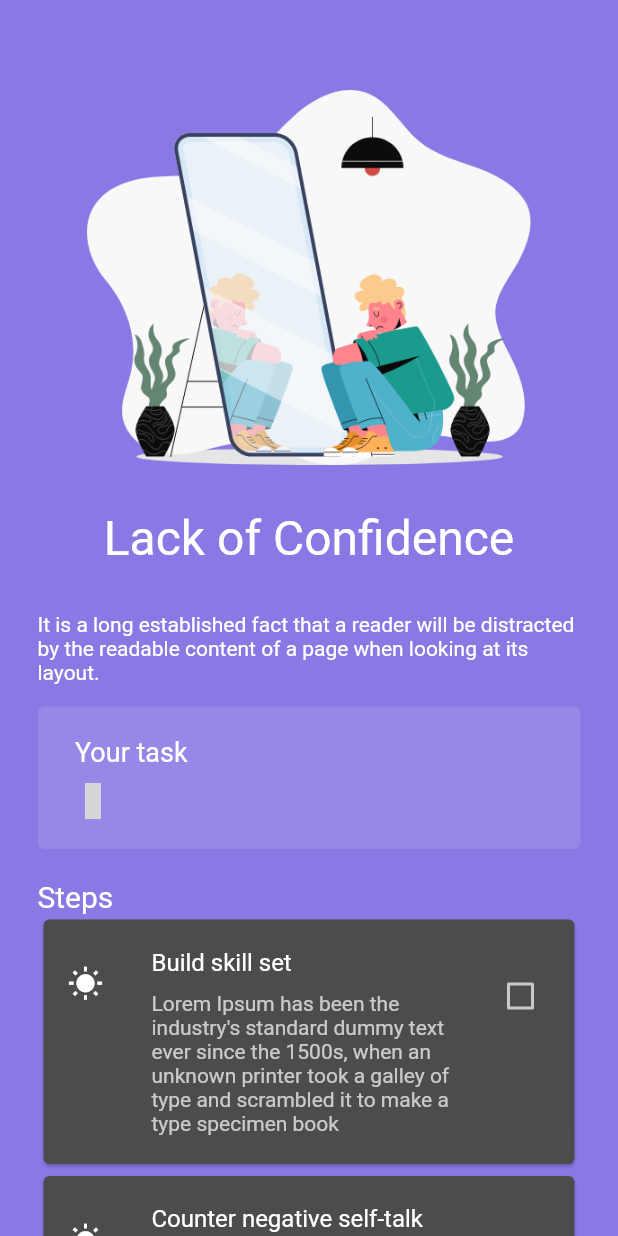
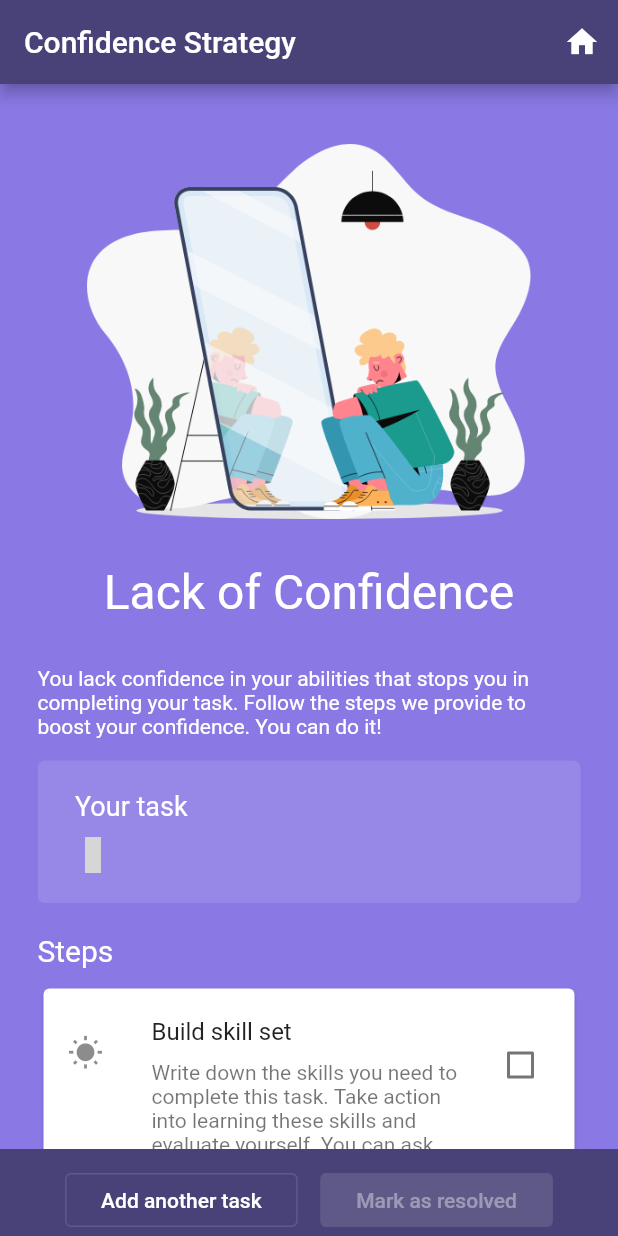
Before and after one commit to LyMc/do-it, a Flutter app: the ConfidenceStrategy screen opened directly with empty values, on a phone screen of 412 x 824 dp. Run offline on Flutter 3.47's test engine with Material 2 defaults, Android fonts, the phone set to English and light mode, and no system bars; our stand-ins replace flutter_svg, get, material_design_icons_flutter; grey boxes are pictures that could not be loaded.

Commit message:
Complete Confidence Strategy screen

```diff
--- a/lib/addTaskScreen.dart
+++ b/lib/addTaskScreen.dart
@@ -35,6 +35,7 @@ class AddTaskScreen extends StatelessWidget {
                               TextFormField(
                                 controller: _textEditingController,
                                 style: TextStyle(color: Colors.white),
+                                autofocus: true,
                                 decoration: const InputDecoration(
                                   hintText: 'Enter your task',
                                   hintStyle: TextStyle(color: Colors.white),
--- a/lib/decision-tree/decisionScreen.dart
+++ b/lib/decision-tree/decisionScreen.dart
@@ -27,7 +27,9 @@ class DecisionScreen extends StatelessWidget {
   @override
   Widget build(BuildContext context) {
     return Scaffold(
-        appBar: AppBar(),
+        appBar: AppBar(
+          title: Text("Decision Tree"),
+        ),
         body: Container(
             decoration: BoxDecoration(color: AppColors.purple),
             padding: const EdgeInsets.only(left: 20, right: 20),
--- a/lib/models.dart
+++ b/lib/models.dart
@@ -5,11 +5,19 @@ class Task {
   String name;
   var id;
   Strategy strategy;
-  var isFinished = false;
+  var _isCompleted = false.obs;
 
   Task(name)
       : name = name,
         id = Uuid();
+
+  get isCompleted {
+    return this._isCompleted.value;
+  }
+
+  markAsResolved() {
+    this._isCompleted.value = true;
+  }
 }
 
 class DespiseTask extends Task {
@@ -23,15 +31,15 @@ class ConfidenceTask extends Task {
     Step(
         title: 'Build skill set',
         description:
-            'Lorem Ipsum has been the industry\'s standard dummy text ever since the 1500s, when an unknown printer took a galley of type and scrambled it to make a type specimen book'),
+            'Write down the skills you need to complete this task. Take action into learning these skills and evaluate yourself. You can ask another person mastering these skills to help you.'),
     Step(
         title: 'Counter negative self-talk',
         description:
-            'Lorem Ipsum has been the industry\'s standard dummy text ever since the 1500s, when an unknown printer took a galley of type and scrambled it to make a type specimen book'),
+            'Write down all your inner critic’s criticisms on one side of a piece of paper. Then write down a more realistic and compassionate appraisal of yourself on the other side. Challenging your inner critic helps stop the shame spiral that feeds into low self-esteem.'),
     Step(
-        title: 'Start easy',
+        title: 'Acknolwdge small victories',
         description:
-            'Lorem Ipsum has been the industry\'s standard dummy text ever since the 1500s, when an unknown printer took a galley of type and scrambled it to make a type specimen book')
+            'Always remember to acknowledge how far you’ve come. Write down your small victories and get in the habit of celebrating each little win.')
   ];
   ConfidenceTask(String name) : super(name) {
     this.strategy = Strategy.confidence;
--- a/lib/strategies/confidenceStrategy.dart
+++ b/lib/strategies/confidenceStrategy.dart
@@ -1,11 +1,13 @@
+import 'package:do_it/homescreen.dart';
+import 'package:do_it/successScreen.dart';
 import 'package:flutter/material.dart';
 import 'package:get/get.dart';
 
 import '../addTaskScreen.dart';
-import '../theme.dart';
 import '../models.dart';
 import '../shareable/screenTitle.dart';
 import '../shareable/yourTaskWell.dart';
+import 'steps/stepList.dart';
 
 class ConfidenceStrategy extends StatelessWidget {
   final ConfidenceTask task;
@@ -14,70 +16,90 @@ class ConfidenceStrategy extends StatelessWidget {
 
   @override
   Widget build(BuildContext context) {
-    return Material(
-      child: Container(
-        decoration: BoxDecoration(color: AppColors.purple),
+    return Scaffold(
+      appBar: AppBar(
+        title: Text("Confidence Strategy"),
+        actions: [
+          IconButton(
+            icon: const Icon(Icons.home),
+            tooltip: 'Go Home',
+            onPressed: () {
+              Get.to(Homescreen());
+            },
+          )
+        ],
+      ),
+      body: Container(
         padding: const EdgeInsets.only(left: 25, right: 25),
         child: SingleChildScrollView(
           child: Column(
             crossAxisAlignment: CrossAxisAlignment.start,
             children: [
-              Container(
-                width: 400,
-                height: 250,
-                margin: const EdgeInsets.only(top: 60),
-                child: Image(
-                  image: AssetImage('assets/lackOfConfidence.png'),
+              headerImage,
+              ScreenTitle(title: 'Lack of Confidence'),
+              Text(
+                  "You lack confidence in your abilities that stops you in completing your task. Follow the steps we provide to boost your confidence. You can do it!"),
+              currentTask,
+              Padding(
+                padding: const EdgeInsets.only(bottom: 10),
+                child: Text(
+                  "Steps",
+                  style: TextStyle(fontSize: 20),
                 ),
               ),
-              ScreenTitle(title: 'Lack of Confidence'),
-              Text(
-                  "It is a long established fact that a reader will be distracted by the readable content of a page when looking at its layout. ",
-                  style: TextStyle(color: Colors.white)),
-              Container(
-                margin: const EdgeInsets.only(bottom: 20, top: 15),
-                child: YourTaskWell(task: this.task),
+              StepList(steps: this.task.steps)
+            ],
+          ),
+        ),
+      ),
+      bottomNavigationBar: BottomAppBar(
+        child: Padding(
+          padding: const EdgeInsets.only(top: 10),
+          child: Row(
+            mainAxisAlignment: MainAxisAlignment.center,
+            children: [
+              Padding(
+                padding: const EdgeInsets.only(right: 15),
+                child: OutlineButton(
+                  onPressed: () => Get.to(AddTaskScreen()),
+                  child: Text("Add another task"),
+                ),
               ),
-              Text(
-                "Steps",
-                style: TextStyle(color: Colors.white, fontSize: 20),
+              Obx(
+                () => RaisedButton(
+                  onPressed: _hasUncompletedSteps ? null : _markAsResolved,
+                  child: Text("Mark as resolved"),
+                ),
               ),
-              ListView.builder(
-                // separatorBuilder: (context, index) =>
-                //     Divider(color: Colors.black54),
-                itemCount: task.steps.length,
-                shrinkWrap: true,
-                physics: NeverScrollableScrollPhysics(),
-                itemBuilder: (context, index) {
-                  return Card(
-                    child: Padding(
-                      padding: const EdgeInsets.symmetric(vertical: 15),
-                      child: Obx(
-                        () => CheckboxListTile(
-                          checkColor: Theme.of(context).cardColor,
-                          secondary: Icon(Icons.wb_sunny),
-                          value: task.steps[index].isCompleted,
-                          onChanged: (bool value) {
-                            task.steps[index].toggleCompleted(value);
-                          },
-                          title: Padding(
-                              padding: const EdgeInsets.only(bottom: 10),
-                              child: Text("${task.steps[index].title}")),
-                          subtitle: Text("${task.steps[index].description}"),
-                        ),
-                      ),
-                    ),
-                  );
-                },
-              ),
-              FlatButton(
-                onPressed: () => Get.to(AddTaskScreen()),
-                child: Text("Add another task"),
-              )
             ],
           ),
         ),
       ),
     );
   }
+
+  bool get _hasUncompletedSteps {
+    return this.task.steps.any((step) => !step.isCompleted);
+  }
+
+  void _markAsResolved() {
+    this.task.markAsResolved();
+    Get.off(SuccessScreen(task: this.task));
+  }
+
+  final headerImage = Container(
+    width: 400,
+    height: 250,
+    margin: const EdgeInsets.only(top: 40),
+    child: Image(
+      image: AssetImage('assets/lackOfConfidence.png'),
+    ),
+  );
+
+  Widget get currentTask {
+    return Container(
+      margin: const EdgeInsets.only(bottom: 20, top: 15),
+      child: YourTaskWell(task: this.task),
+    );
+  }
 }
--- /dev/null
+++ b/lib/strategies/steps/stepItem.dart
@@ -0,0 +1,33 @@
+import 'package:flutter/material.dart';
+import 'package:get/get.dart';
+import '../../models.dart' as models;
+
+class StepItem extends StatelessWidget {
+  final models.Step step;
+
+  StepItem({@required this.step});
+
+  @override
+  Widget build(BuildContext context) {
+    return Card(
+      child: Padding(
+        padding: const EdgeInsets.symmetric(vertical: 15),
+        child: Obx(
+          () => CheckboxListTile(
+            checkColor: Colors.black54,
+            secondary: Icon(Icons.wb_sunny),
+            value: this.step.isCompleted,
+            onChanged: (bool value) {
+              this.step.toggleCompleted(value);
+            },
+            title: Padding(
+              padding: const EdgeInsets.only(bottom: 10),
+              child: Text("${this.step.title}"),
+            ),
+            subtitle: Text("${this.step.description}"),
+          ),
+        ),
+      ),
+    );
+  }
+}
--- /dev/null
+++ b/lib/strategies/steps/stepList.dart
@@ -0,0 +1,28 @@
+import 'package:flutter/material.dart';
+
+import '../../models.dart' as models;
+import './stepItem.dart';
+
+class StepList extends StatelessWidget {
+  final List<models.Step> steps;
+
+  StepList({@required this.steps});
+
+  @override
+  Widget build(BuildContext context) {
+    return ListView.builder(
+      itemCount: this.steps.length,
+      shrinkWrap: true,
+      physics: NeverScrollableScrollPhysics(),
+      itemBuilder: (context, index) {
+        return Theme(
+          data: ThemeData(
+            brightness: Brightness.light,
+            accentColor: Theme.of(context).accentColor,
+          ),
+          child: StepItem(step: this.steps[index]),
+        );
+      },
+    );
+  }
+}
--- a/lib/theme.dart
+++ b/lib/theme.dart
@@ -3,13 +3,14 @@ import 'package:flutter/material.dart';
 class AppColors {
   static const yellow = Color(0xFFFDD252);
   static const purple = Color(0xFF8A78E4);
+  static const darkPurple = Color(0xFF494278);
   static final red = Colors.red[100];
 
   static final theme = ThemeData(
     brightness: Brightness.dark,
     applyElevationOverlayColor: true,
     canvasColor: purple,
-    // primaryColor: purple,
+    primaryColor: purple,
     // scaffoldBackgroundColor: purple,
     // backgroundColor: purple,
     // dialogBackgroundColor: purple,
@@ -17,6 +18,10 @@ class AppColors {
     accentColorBrightness: ThemeData.estimateBrightnessForColor(yellow),
     toggleableActiveColor: yellow,
     errorColor: red,
-    appBarTheme: AppBarTheme(iconTheme: IconThemeData(color: Colors.white)),
+    appBarTheme: AppBarTheme(
+        iconTheme: IconThemeData(color: Colors.white), color: darkPurple),
+    bottomAppBarTheme: BottomAppBarTheme(color: darkPurple, elevation: 0),
+    buttonTheme: ButtonThemeData(
+        buttonColor: yellow, textTheme: ButtonTextTheme.primary),
   );
 }
```
